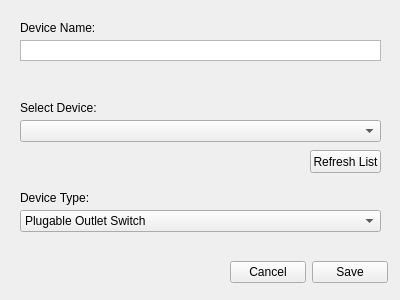
Before: the Qt Designer form drew_sys_tool/ui_files/devicedialog.ui in tgbrow/DREW, drawn with Qt 5.
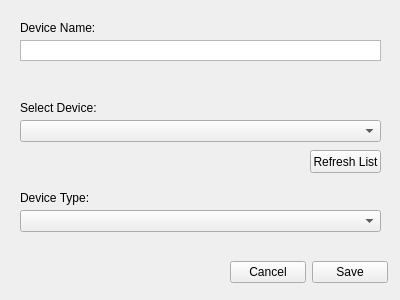
After: the same form once the commit is applied.

Diff of the .ui file:
```diff
--- a/drew_sys_tool/ui_files/devicedialog.ui
+++ b/drew_sys_tool/ui_files/devicedialog.ui
@@ -138,11 +138,6 @@
      <height>22</height>
     </rect>
    </property>
-   <item>
-    <property name="text">
-     <string>Plugable Outlet Switch</string>
-    </property>
-   </item>
   </widget>
  </widget>
  <resources/>
```
